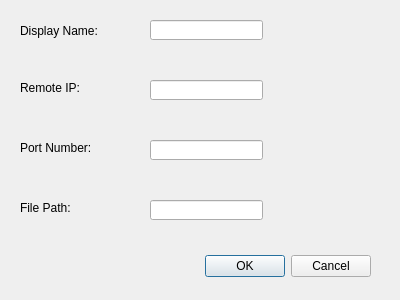
Old version of the form client/dialog.ui in the repository ericytsang-archive/comp4981.linuxchat.
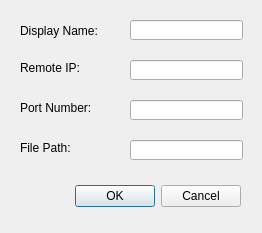
New version of the form.

Diff of the .ui file:
```diff
--- a/client/dialog.ui
+++ b/client/dialog.ui
@@ -6,8 +6,8 @@
    <rect>
     <x>0</x>
     <y>0</y>
-    <width>400</width>
-    <height>300</height>
+    <width>262</width>
+    <height>233</height>
    </rect>
   </property>
   <property name="windowTitle">
@@ -16,9 +16,9 @@
   <widget class="QDialogButtonBox" name="buttonBox">
    <property name="geometry">
     <rect>
-     <x>30</x>
-     <y>250</y>
-     <width>341</width>
+     <x>60</x>
+     <y>180</y>
+     <width>181</width>
      <height>32</height>
     </rect>
    </property>
@@ -46,7 +46,7 @@
    <property name="geometry">
     <rect>
      <x>20</x>
-     <y>80</y>
+     <y>60</y>
      <width>91</width>
      <height>16</height>
     </rect>
@@ -59,7 +59,7 @@
    <property name="geometry">
     <rect>
      <x>20</x>
-     <y>140</y>
+     <y>100</y>
      <width>121</width>
      <height>16</height>
     </rect>
@@ -72,7 +72,7 @@
    <property name="geometry">
     <rect>
      <x>20</x>
-     <y>200</y>
+     <y>140</y>
      <width>61</width>
      <height>16</height>
     </rect>
@@ -84,7 +84,7 @@
   <widget class="QLineEdit" name="lineEdit">
    <property name="geometry">
     <rect>
-     <x>150</x>
+     <x>130</x>
      <y>20</y>
      <width>113</width>
      <height>20</height>
@@ -94,8 +94,8 @@
   <widget class="QLineEdit" name="lineEdit_2">
    <property name="geometry">
     <rect>
-     <x>150</x>
-     <y>80</y>
+     <x>130</x>
+     <y>60</y>
      <width>113</width>
      <height>20</height>
     </rect>
@@ -104,8 +104,8 @@
   <widget class="QLineEdit" name="lineEdit_3">
    <property name="geometry">
     <rect>
-     <x>150</x>
-     <y>140</y>
+     <x>130</x>
+     <y>100</y>
      <width>113</width>
      <height>20</height>
     </rect>
@@ -114,8 +114,8 @@
   <widget class="QLineEdit" name="lineEdit_4">
    <property name="geometry">
     <rect>
-     <x>150</x>
-     <y>200</y>
+     <x>130</x>
+     <y>140</y>
      <width>113</width>
      <height>20</height>
     </rect>
```
